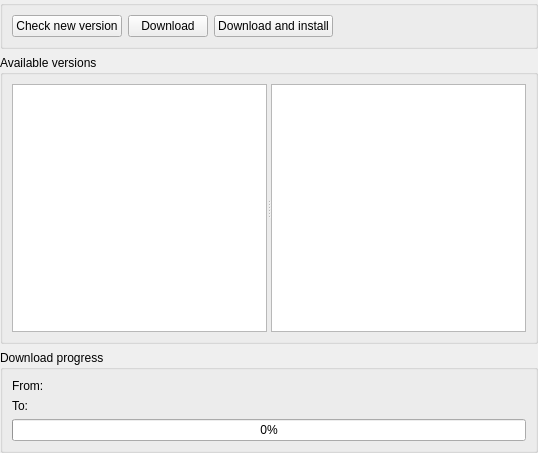
The window that src/gui/updaterwidget.ui (panter-dsd/UniversalUpdater) describes before a commit, drawn with Qt 5.
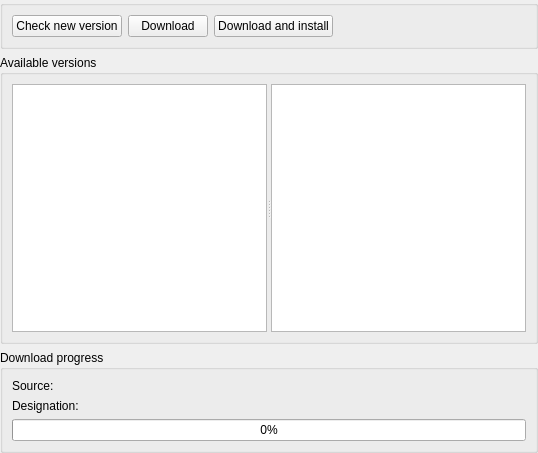
The same window after the commit.

Commit message: Clear UpdaterWidget:progress before show. Rename labels.

Diff of the .ui file:
```diff
--- a/src/gui/updaterwidget.ui
+++ b/src/gui/updaterwidget.ui
@@ -105,7 +105,7 @@
          </sizepolicy>
         </property>
         <property name="text">
-         <string>From: </string>
+         <string>Source: </string>
         </property>
        </widget>
       </item>
@@ -125,7 +125,7 @@
          </sizepolicy>
         </property>
         <property name="text">
-         <string>To: </string>
+         <string>Designation: </string>
         </property>
        </widget>
       </item>
```
Left out of the diff: 4 changed lines with no effect on the pictures. The commit also changes 4 other files.
